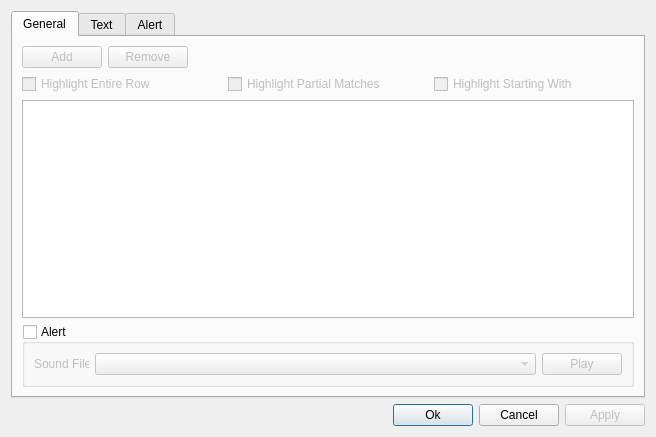
This is highlightdialog.ui in matoom/frostbite as Qt 5 draws it before an edit. The edited form follows.
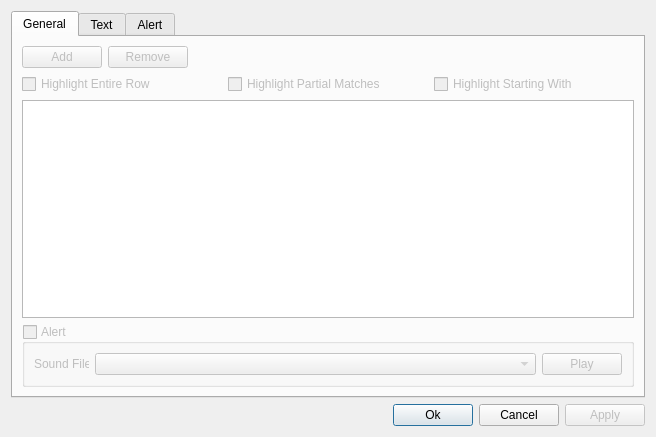
This is the edited form. Icons and pictures are not drawn.

```diff
--- a/highlightdialog.ui
+++ b/highlightdialog.ui
@@ -134,6 +134,9 @@
          </item>
          <item>
           <widget class="QGroupBox" name="gAlertGroup">
+           <property name="enabled">
+            <bool>false</bool>
+           </property>
            <property name="title">
             <string>Alert</string>
            </property>
```
Left out of the diff: 6 changed lines with no effect on the pictures.
